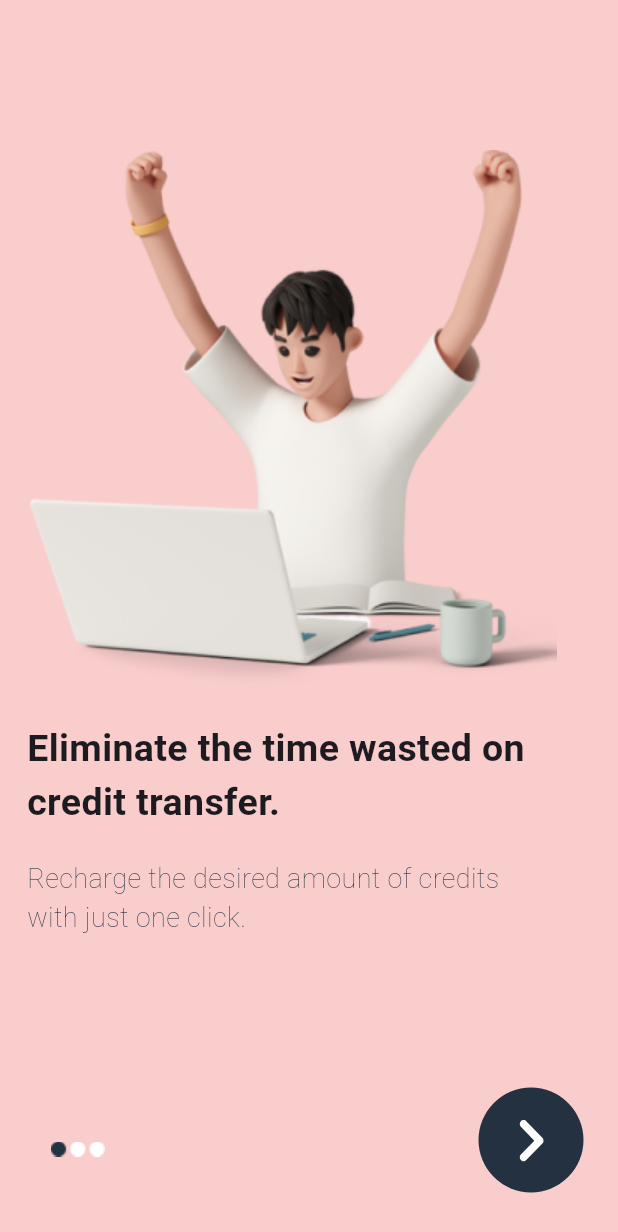
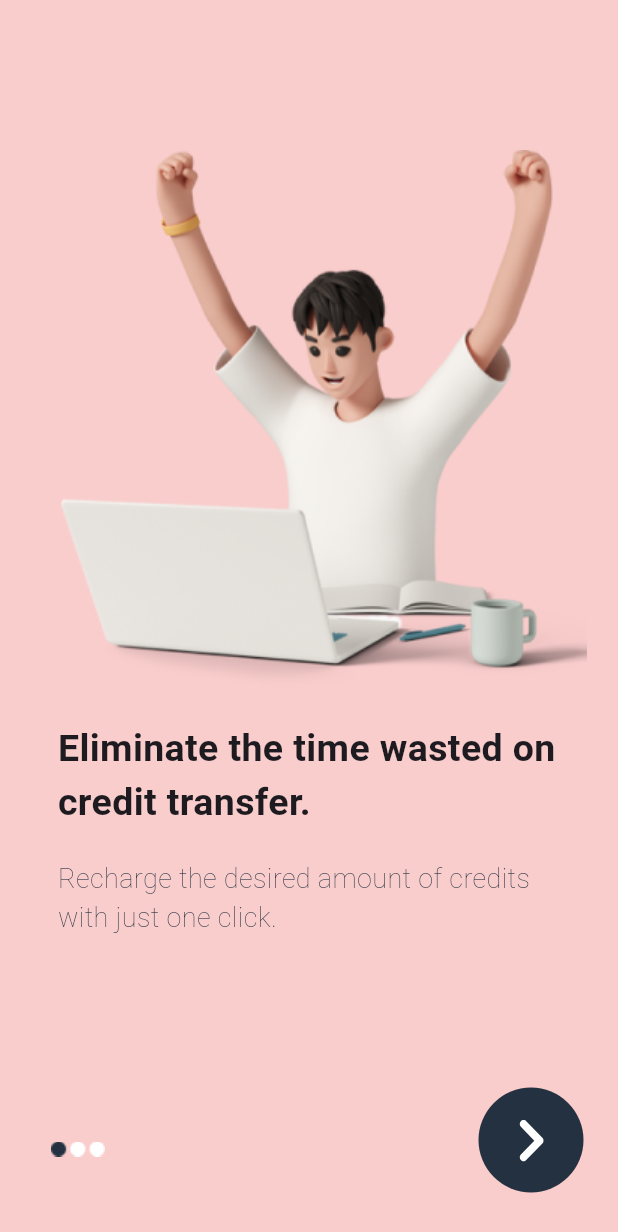
Before and after one commit to jihaddmz/Applicx, a Flutter app: the screen it shows after launch, on a phone screen of 412 x 824 dp. Shown: the top 1232 px of the screen. Run offline on Flutter 3.47's test engine with Material 3 defaults, Android fonts, the phone set to English and light mode, and no system bars; our stand-ins replace flutter_svg.

Commit message:
Separated intro screens, and edited the transition to fade effect

```diff
--- a/lib/components/card_text_next.dart
+++ b/lib/components/card_text_next.dart
@@ -11,7 +11,6 @@ Widget CardTextNext(String hintText, Function()? onNextClick) {
         contentPadding: EdgeInsets.fromLTRB(10, 0, 0, 0),
         filled: true,
         fillColor: Colors.white,
-        suffixIconConstraints: BoxConstraints.tightForFinite(),
         suffixIcon: GestureDetector(
           onTap: onNextClick,
           child: SvgPicture.asset(
--- a/lib/screens/screen_intro1.dart
+++ b/lib/screens/screen_intro1.dart
@@ -3,10 +3,9 @@ import 'package:flutter/material.dart';
 
 Widget ScreenIntro1() {
   return Container(
+    width: double.maxFinite,
     color: const Color(0xffF9CDCC),
-    child: Stack(
-      children: [
-        Column(
+    child: Column(
       children: [
         Padding(
           padding: const EdgeInsets.fromLTRB(20, 100, 0, 0),
@@ -27,8 +26,6 @@ Widget ScreenIntro1() {
                   "Recharge the desired amount of credits with just one click.")),
         )
       ],
-        )
-      ],
     ),
   );
 }
--- a/lib/screens/screen_intro2.dart
+++ b/lib/screens/screen_intro2.dart
@@ -3,6 +3,7 @@ import 'package:flutter/material.dart';
 
 Widget ScreenIntro2(Function onBackClick) {
   return Container(
+    width: double.maxFinite,
     color: const Color(0xffAAD59E),
     child: Stack(
       children: [
--- a/lib/screens/screen_intro3.dart
+++ b/lib/screens/screen_intro3.dart
@@ -3,6 +3,7 @@ import 'package:flutter/material.dart';
 
 Widget ScreenIntro3(Function onBackClick) {
   return Container(
+    width: double.maxFinite,
     color: const Color(0xffFDD848),
     child: Stack(
       children: [
--- a/lib/screens/screen_intro4.dart
+++ b/lib/screens/screen_intro4.dart
@@ -5,6 +5,7 @@ import 'package:flutter/material.dart';
 
 Widget ScreenIntro4(BuildContext context, Function onBackClick) {
   return Container(
+    width: double.maxFinite,
     color: const Color(0xff9ECCFA),
     child: Stack(
       children: [
--- a/lib/screens/screen_intros.dart
+++ b/lib/screens/screen_intros.dart
@@ -1,6 +1,7 @@
-import 'package:applicx/components/card_text_next.dart';
-import 'package:applicx/components/text.dart';
-import 'package:applicx/screens/screen_main.dart';
+import 'package:applicx/screens/screen_intro1.dart';
+import 'package:applicx/screens/screen_intro2.dart';
+import 'package:applicx/screens/screen_intro3.dart';
+import 'package:applicx/screens/screen_intro4.dart';
 import 'package:flutter/material.dart';
 import 'package:flutter_svg/svg.dart';
 
@@ -13,10 +14,17 @@ class ScreenIntros extends StatefulWidget {
   _ScreenIntros createState() => _ScreenIntros();
 }
 
-class _ScreenIntros extends State<ScreenIntros> {
-  final PageController pageController = PageController();
+class _ScreenIntros extends State<ScreenIntros>
+    with SingleTickerProviderStateMixin {
   String _imageIntroSlider = "assets/images/image_intro1_slider.png";
   bool _showSlider = true;
+  int _currentPage = 0;
+  late final _controllerFade = AnimationController(
+      vsync: this,
+      lowerBound: 0,
+      upperBound: 1.0,
+      value: 1.0,
+      duration: const Duration(milliseconds: 500));
 
   @override
   Widget build(BuildContext context) {
@@ -34,24 +42,26 @@ class _ScreenIntros extends State<ScreenIntros> {
                 visible: _showSlider,
                 child: GestureDetector(
                   onTap: () {
-                    pageController.nextPage(
-                        duration: const Duration(milliseconds: 500),
-                        curve: Curves.linear);
-                    if (pageController.page == 0) {
+                    if (_currentPage == 0) {
                       setState(() {
                         _imageIntroSlider =
                             "assets/images/image_intro2_slider.png";
                       });
-                    } else if (pageController.page == 1) {
+                    } else if (_currentPage == 1) {
                       setState(() {
                         _imageIntroSlider =
                             "assets/images/image_intro3_slider.png";
                       });
-                    } else if (pageController.page == 2) {
+                    } else if (_currentPage == 2) {
                       setState(() {
                         _showSlider = false;
                       });
                     }
+                    setState(() {
+                      _currentPage++;
+                    });
+                    _controllerFade.reset();
+                    _controllerFade.forward();
                   },
                   child: SvgPicture.asset(
                       "assets/svgs/vector_circleforward.svg",
@@ -59,190 +69,54 @@ class _ScreenIntros extends State<ScreenIntros> {
                 ))
           ],
         ),
-        body: PageView(
-          physics: const NeverScrollableScrollPhysics(),
-          controller: pageController,
+        body: Stack(
           children: [
-            Container(
-              color: const Color(0xffF9CDCC),
-              child: Stack(
-                children: [
-                  Column(
-                    children: [
-                      Padding(
-                        padding: const EdgeInsets.fromLTRB(20, 100, 0, 0),
-                        child: Image.asset("assets/images/image_intro1.png"),
-                      ),
-                      Padding(
-                        padding: const EdgeInsets.fromLTRB(0, 20, 0, 0),
-                        child: SizedBox(
-                            width: 335,
-                            child: TextBoldBlack(
-                                "Eliminate the time wasted on credit transfer.")),
-                      ),
-                      Padding(
-                        padding: const EdgeInsets.fromLTRB(0, 20, 0, 0),
-                        child: SizedBox(
-                            width: 335,
-                            child: TextGrey(
-                                "Recharge the desired amount of credits with just one click.")),
-                      )
-                    ],
-                  )
-                ],
-              ),
-            ), // end of first screen
-            Container(
-              color: const Color(0xffAAD59E),
-              child: Stack(
-                children: [
-                  Column(
-                    children: [
-                      Padding(
-                        padding: const EdgeInsets.fromLTRB(20, 200, 0, 0),
-                        child: Image.asset("assets/images/image_intro2.png"),
-                      ),
-                      Padding(
-                        padding: const EdgeInsets.fromLTRB(20, 20, 0, 0),
-                        child: SizedBox(
-                            width: 335,
-                            child: TextBoldBlack(
-                                "Send alfa and touch gifts immediatly")),
-                      ),
-                      Padding(
-                        padding: const EdgeInsets.fromLTRB(20, 20, 0, 0),
-                        child: SizedBox(
-                            width: 335,
-                            child: TextGrey(
-                                "Send the gift to the person without sending any SMS")),
-                      )
-                    ],
-                  ),
-                  Padding(
-                    padding: const EdgeInsets.fromLTRB(20, 100, 0, 0),
-                    child: GestureDetector(
-                      onTap: () {
-                        onBackClick();
-                      },
-                      child: Image.asset("assets/images/image_back.png"),
-                    ),
-                  ),
-                ],
-              ),
-            ), // end of second screen
-            Container(
-              color: const Color(0xffFDD848),
-              child: Stack(
-                children: [
-                  Column(
-                    children: [
-                      Padding(
-                        padding: const EdgeInsets.fromLTRB(90, 100, 0, 0),
-                        child: Image.asset("assets/images/image_intro3.png"),
-                      ),
-                      Padding(
-                        padding: const EdgeInsets.fromLTRB(20, 20, 0, 0),
-                        child: SizedBox(
-                            width: 335,
-                            child: TextBoldBlack(
-                                "No need to remember the user payment status")),
-                      ),
-                      Padding(
-                        padding: const EdgeInsets.fromLTRB(20, 20, 0, 0),
-                        child: SizedBox(
-                            width: 335,
-                            child: TextGrey(
-                                "Check if the user has paid the required amount")),
-                      )
-                    ],
-                  ),
-                  Padding(
-                    padding: const EdgeInsets.fromLTRB(20, 100, 0, 0),
-                    child: GestureDetector(
-                      onTap: () {
-                        onBackClick();
-                      },
-                      child: Image.asset("assets/images/image_back.png"),
-                    ),
-                  ),
-                ],
-              ),
-            ), // end of third screen
-            Container(
-              color: const Color(0xff9ECCFA),
-              child: Stack(
-                children: [
-                  Column(
-                    children: [
-                      Padding(
-                        padding: const EdgeInsets.fromLTRB(90, 100, 0, 0),
-                        child: Image.asset("assets/images/image_intro4.png"),
-                      ),
-                      Padding(
-                        padding: const EdgeInsets.fromLTRB(20, 0, 0, 0),
-                        child: SizedBox(
-                            width: 335, child: TextBoldBlack("Sign In")),
-                      ),
-                      Padding(
-                        padding: const EdgeInsets.fromLTRB(20, 5, 0, 0),
-                        child: SizedBox(
-                            width: 335,
-                            child: TextNormalBlack(
-                                "Login using your unique username")),
-                      ),
-                      Padding(
-                        padding: const EdgeInsets.fromLTRB(20, 5, 0, 0),
-                        child: SizedBox(
-                            width: 335,
-                            child: TextGrey(
-                                "We will share with you the specific username for your store")),
-                      ),
-                      Padding(
-                        padding: const EdgeInsets.fromLTRB(20, 20, 20, 0),
-                        child: CardTextNext("Enter your username", () {
-                          Navigator.of(context).push(MaterialPageRoute(
-                              builder: (BuildContext context) {
-                            return ScreenMain();
-                          }));
-                        }),
-                      )
-                    ],
-                  ),
-                  Padding(
-                    padding: const EdgeInsets.fromLTRB(20, 100, 0, 0),
-                    child: GestureDetector(
-                      onTap: () {
-                        onBackClick();
-                      },
-                      child: Image.asset("assets/images/image_back.png"),
-                    ),
-                  ),
-                ],
-              ),
-            )
+            Visibility(
+                visible: _currentPage == 0,
+                child: FadeTransition(
+                  opacity: _controllerFade,
+                  child: ScreenIntro1(),
+                )),
+            Visibility(
+                visible: _currentPage == 1,
+                child: FadeTransition(
+                  opacity: _controllerFade,
+                  child: ScreenIntro2(onBackClick),
+                )),
+            Visibility(
+                visible: _currentPage == 2,
+                child: FadeTransition(
+                  opacity: _controllerFade,
+                  child: ScreenIntro3(onBackClick),
+                )),
+            Visibility(
+                visible: _currentPage == 3,
+                child: FadeTransition(
+                  opacity: _controllerFade,
+                  child: ScreenIntro4(context, onBackClick),
+                )),
           ],
         ));
   }
 
   void onBackClick() {
-    if (pageController.page == 2) {
+    if (_currentPage == 2) {
       setState(() {
         _imageIntroSlider = "assets/images/image_intro2_slider.png";
       });
-      pageController.previousPage(
-          duration: const Duration(milliseconds: 500), curve: Curves.linear);
-    } else if (pageController.page == 1) {
+    } else if (_currentPage == 1) {
       setState(() {
         _imageIntroSlider = "assets/images/image_intro1_slider.png";
       });
-      pageController.previousPage(
-          duration: const Duration(milliseconds: 500), curve: Curves.linear);
-    } else if (pageController.page == 3) {
-      pageController.previousPage(
-          duration: const Duration(milliseconds: 500), curve: Curves.linear);
+    } else if (_currentPage == 3) {
       setState(() {
         _showSlider = true;
       });
     }
+    setState(() {
+      _currentPage--;
+    });
+    _controllerFade.reset();
+    _controllerFade.forward();
   }
 }
```
Lines whose indentation alone changed are shown as unchanged.
